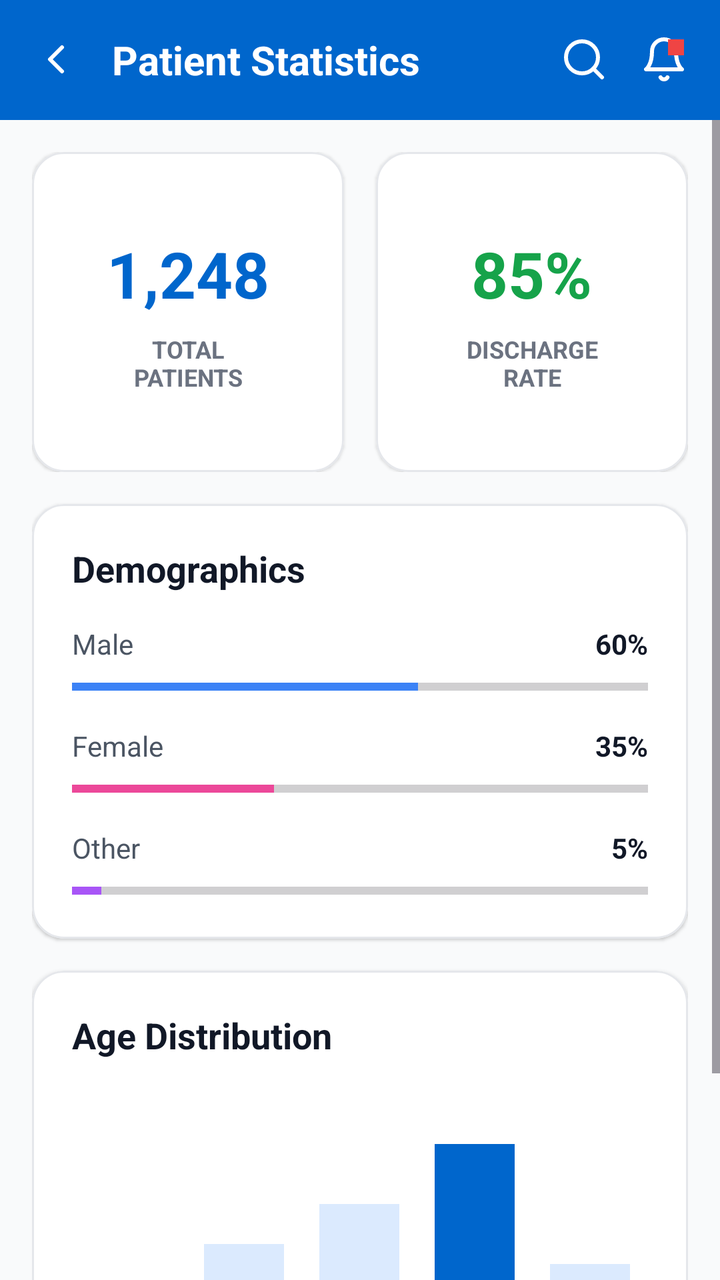
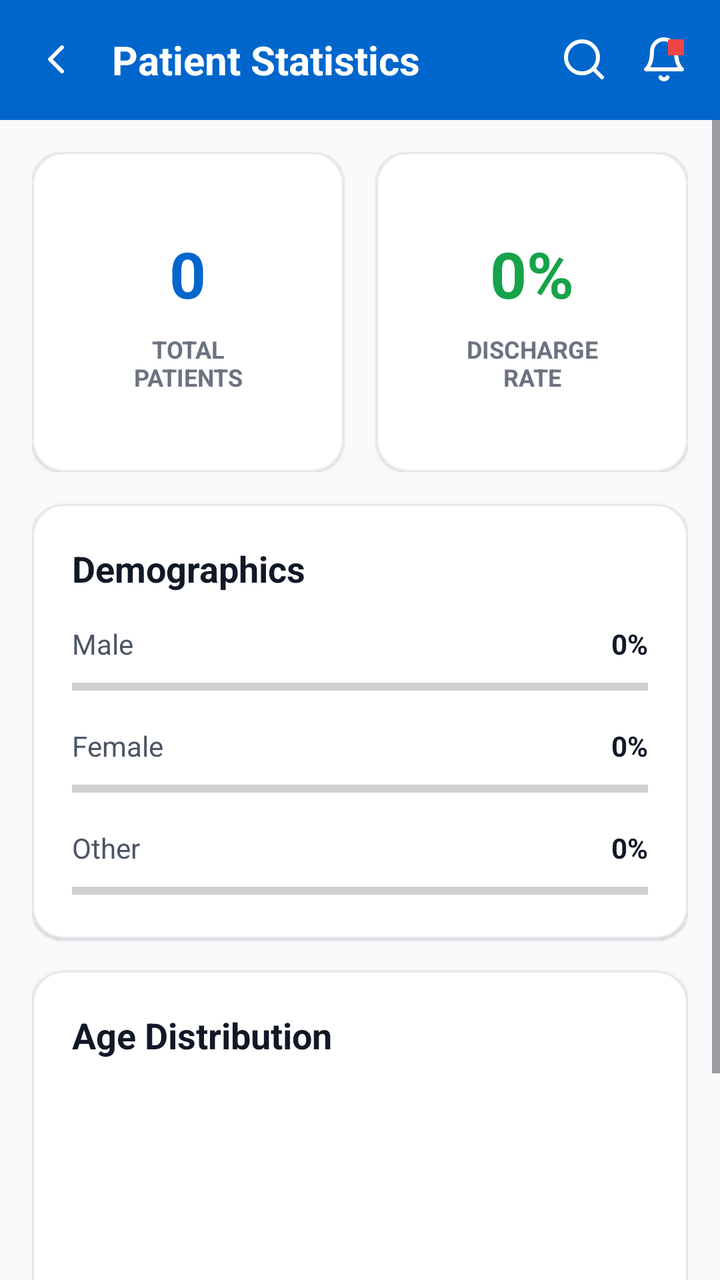

The first picture is an Android layout as it rendered before a commit; the second is the same layout after the commit. The layout source and the unified diff follow.
<!-- AndroidManifest.xml: application theme Theme.Bladder_frontend -->
<!-- res/layout/activity_patient_two.xml -->
<?xml version="1.0" encoding="utf-8"?>
<androidx.constraintlayout.widget.ConstraintLayout xmlns:android="http://schemas.android.com/apk/res/android"
    xmlns:app="http://schemas.android.com/apk/res-auto"
    xmlns:tools="http://schemas.android.com/tools"
    android:layout_width="match_parent"
    android:layout_height="match_parent"
    android:background="#F9FAFB"
    tools:context=".Patient_twoActivity">

    
    <androidx.appcompat.widget.Toolbar
        android:id="@+id/toolbar"
        android:layout_width="match_parent"
        android:layout_height="60dp"
        android:background="#0066CC"
        app:layout_constraintTop_toTopOf="parent">

        <RelativeLayout
            android:layout_width="match_parent"
            android:layout_height="wrap_content"
            android:layout_marginEnd="16dp">

            <ImageView
                android:id="@+id/btn_back"
                android:layout_width="24dp"
                android:layout_height="24dp"
                android:layout_centerVertical="true"
                android:src="@drawable/ic_arrow_back"
                app:tint="#FFFFFF" />

            <TextView
                android:layout_width="wrap_content"
                android:layout_height="wrap_content"
                android:layout_centerVertical="true"
                android:layout_marginStart="16dp"
                android:layout_toEndOf="@id/btn_back"
                android:text="Patient Statistics"
                android:textColor="#FFFFFF"
                android:textSize="20sp"
                android:textStyle="bold" />

            <FrameLayout
                android:id="@+id/notification_container"
                android:layout_width="wrap_content"
                android:layout_height="wrap_content"
                android:layout_alignParentEnd="true"
                android:layout_centerVertical="true">

                <ImageView
                    android:id="@+id/notification_icon"
                    android:layout_width="24dp"
                    android:layout_height="24dp"
                    android:src="@drawable/ic_notifications"
                    app:tint="#FFFFFF" />

                <View
                    android:layout_width="8dp"
                    android:layout_height="8dp"
                    android:layout_gravity="top|end"
                    android:layout_marginTop="2dp"
                    android:layout_marginEnd="2dp"
                    android:background="#EF4444" />
            </FrameLayout>

            <ImageView
                android:id="@+id/search_icon"
                android:layout_width="24dp"
                android:layout_height="24dp"
                android:layout_centerVertical="true"
                android:layout_marginEnd="16dp"
                android:layout_toStartOf="@+id/notification_container"
                android:src="@drawable/ic_search"
                app:tint="#FFFFFF" />

        </RelativeLayout>
    </androidx.appcompat.widget.Toolbar>

    <ScrollView
        android:layout_width="match_parent"
        android:layout_height="0dp"
        app:layout_constraintBottom_toBottomOf="parent"
        app:layout_constraintTop_toBottomOf="@id/toolbar">

        <LinearLayout
            android:layout_width="match_parent"
            android:layout_height="wrap_content"
            android:orientation="vertical"
            android:padding="16dp">

            
            <LinearLayout
                android:layout_width="match_parent"
                android:layout_height="wrap_content"
                android:orientation="horizontal">

                <com.google.android.material.card.MaterialCardView
                    android:layout_width="0dp"
                    android:layout_height="160dp"
                    android:layout_weight="1"
                    android:layout_marginEnd="8dp"
                    app:cardBackgroundColor="#FFFFFF"
                    app:cardCornerRadius="16dp"
                    app:cardElevation="1dp"
                    app:strokeColor="#E5E7EB"
                    app:strokeWidth="1dp">

                    <LinearLayout
                        android:layout_width="match_parent"
                        android:layout_height="match_parent"
                        android:gravity="center"
                        android:orientation="vertical">

                        <TextView
                            android:layout_width="wrap_content"
                            android:layout_height="wrap_content"
                            android:text="1,248"
                            android:textColor="#0066CC"
                            android:textSize="32sp"
                            android:textStyle="bold" />

                        <TextView
                            android:layout_width="wrap_content"
                            android:layout_height="wrap_content"
                            android:layout_marginTop="8dp"
                            android:gravity="center"
                            android:text="TOTAL\nPATIENTS"
                            android:textColor="#6B7280"
                            android:textSize="12sp"
                            android:textStyle="bold" />
                    </LinearLayout>
                </com.google.android.material.card.MaterialCardView>

                <com.google.android.material.card.MaterialCardView
                    android:layout_width="0dp"
                    android:layout_height="160dp"
                    android:layout_weight="1"
                    android:layout_marginStart="8dp"
                    app:cardBackgroundColor="#FFFFFF"
                    app:cardCornerRadius="16dp"
                    app:cardElevation="1dp"
                    app:strokeColor="#E5E7EB"
                    app:strokeWidth="1dp">

                    <LinearLayout
                        android:layout_width="match_parent"
                        android:layout_height="match_parent"
                        android:gravity="center"
                        android:orientation="vertical">

                        <TextView
                            android:layout_width="wrap_content"
                            android:layout_height="wrap_content"
                            android:text="85%"
                            android:textColor="#16A34A"
                            android:textSize="32sp"
                            android:textStyle="bold" />

                        <TextView
                            android:layout_width="wrap_content"
                            android:layout_height="wrap_content"
                            android:layout_marginTop="8dp"
                            android:gravity="center"
                            android:text="DISCHARGE\nRATE"
                            android:textColor="#6B7280"
                            android:textSize="12sp"
                            android:textStyle="bold" />
                    </LinearLayout>
                </com.google.android.material.card.MaterialCardView>
            </LinearLayout>

            
            <com.google.android.material.card.MaterialCardView
                android:layout_width="match_parent"
                android:layout_height="wrap_content"
                android:layout_marginTop="16dp"
                app:cardBackgroundColor="#FFFFFF"
                app:cardCornerRadius="16dp"
                app:cardElevation="1dp"
                app:strokeColor="#E5E7EB"
                app:strokeWidth="1dp">

                <LinearLayout
                    android:layout_width="match_parent"
                    android:layout_height="wrap_content"
                    android:orientation="vertical"
                    android:padding="20dp">

                    <TextView
                        android:layout_width="wrap_content"
                        android:layout_height="wrap_content"
                        android:text="Demographics"
                        android:textColor="#111827"
                        android:textSize="18sp"
                        android:textStyle="bold" />

                    
                    <RelativeLayout
                        android:layout_width="match_parent"
                        android:layout_height="wrap_content"
                        android:layout_marginTop="16dp">
                        <TextView
                            android:layout_width="wrap_content"
                            android:layout_height="wrap_content"
                            android:text="Male"
                            android:textColor="#4B5563"
                            android:textSize="14sp" />
                        <TextView
                            android:layout_width="wrap_content"
                            android:layout_height="wrap_content"
                            android:layout_alignParentEnd="true"
                            android:text="60%"
                            android:textColor="#111827"
                            android:textSize="14sp"
                            android:textStyle="bold" />
                    </RelativeLayout>
                    <ProgressBar
                        style="?android:attr/progressBarStyleHorizontal"
                        android:layout_width="match_parent"
                        android:layout_height="8dp"
                        android:layout_marginTop="8dp"
                        android:progress="60"
                        android:progressTint="#3B82F6" />

                    
                    <RelativeLayout
                        android:layout_width="match_parent"
                        android:layout_height="wrap_content"
                        android:layout_marginTop="16dp">
                        <TextView
                            android:layout_width="wrap_content"
                            android:layout_height="wrap_content"
                            android:text="Female"
                            android:textColor="#4B5563"
                            android:textSize="14sp" />
                        <TextView
                            android:layout_width="wrap_content"
                            android:layout_height="wrap_content"
                            android:layout_alignParentEnd="true"
                            android:text="35%"
                            android:textColor="#111827"
                            android:textSize="14sp"
                            android:textStyle="bold" />
                    </RelativeLayout>
                    <ProgressBar
                        style="?android:attr/progressBarStyleHorizontal"
                        android:layout_width="match_parent"
                        android:layout_height="8dp"
                        android:layout_marginTop="8dp"
                        android:progress="35"
                        android:progressTint="#EC4899" />

                    
                    <RelativeLayout
                        android:layout_width="match_parent"
                        android:layout_height="wrap_content"
                        android:layout_marginTop="16dp">
                        <TextView
                            android:layout_width="wrap_content"
                            android:layout_height="wrap_content"
                            android:text="Other"
                            android:textColor="#4B5563"
                            android:textSize="14sp" />
                        <TextView
                            android:layout_width="wrap_content"
                            android:layout_height="wrap_content"
                            android:layout_alignParentEnd="true"
                            android:text="5%"
                            android:textColor="#111827"
                            android:textSize="14sp"
                            android:textStyle="bold" />
                    </RelativeLayout>
                    <ProgressBar
                        style="?android:attr/progressBarStyleHorizontal"
                        android:layout_width="match_parent"
                        android:layout_height="8dp"
                        android:layout_marginTop="8dp"
                        android:progress="5"
                        android:progressTint="#A855F7" />

                </LinearLayout>
            </com.google.android.material.card.MaterialCardView>

            
            <com.google.android.material.card.MaterialCardView
                android:layout_width="match_parent"
                android:layout_height="wrap_content"
                android:layout_marginTop="16dp"
                android:layout_marginBottom="16dp"
                app:cardBackgroundColor="#FFFFFF"
                app:cardCornerRadius="16dp"
                app:cardElevation="1dp"
                app:strokeColor="#E5E7EB"
                app:strokeWidth="1dp">

                <LinearLayout
                    android:layout_width="match_parent"
                    android:layout_height="wrap_content"
                    android:orientation="vertical"
                    android:padding="20dp">

                    <TextView
                        android:layout_width="wrap_content"
                        android:layout_height="wrap_content"
                        android:text="Age Distribution"
                        android:textColor="#111827"
                        android:textSize="18sp"
                        android:textStyle="bold" />

                    <LinearLayout
                        android:layout_width="match_parent"
                        android:layout_height="160dp"
                        android:layout_marginTop="24dp"
                        android:gravity="bottom"
                        android:orientation="horizontal">

                        
                        <LinearLayout
                            android:layout_width="0dp"
                            android:layout_height="match_parent"
                            android:layout_weight="1"
                            android:gravity="bottom|center_horizontal"
                            android:orientation="vertical">
                            <View
                                android:layout_width="40dp"
                                android:layout_height="40dp"
                                android:background="#DBEAFE" />
                            <TextView
                                android:layout_width="wrap_content"
                                android:layout_height="wrap_content"
                                android:layout_marginTop="8dp"
                                android:text="0-18"
                                android:textColor="#6B7280"
                                android:textSize="10sp" />
                        </LinearLayout>

                        
                        <LinearLayout
                            android:layout_width="0dp"
                            android:layout_height="match_parent"
                            android:layout_weight="1"
                            android:gravity="bottom|center_horizontal"
                            android:orientation="vertical">
                            <View
                                android:layout_width="40dp"
                                android:layout_height="70dp"
                                android:background="#DBEAFE" />
                            <TextView
                                android:layout_width="wrap_content"
                                android:layout_height="wrap_content"
                                android:layout_marginTop="8dp"
                                android:text="19-30"
                                android:textColor="#6B7280"
                                android:textSize="10sp" />
                        </LinearLayout>

                        
                        <LinearLayout
                            android:layout_width="0dp"
                            android:layout_height="match_parent"
                            android:layout_weight="1"
                            android:gravity="bottom|center_horizontal"
                            android:orientation="vertical">
                            <View
                                android:layout_width="40dp"
                                android:layout_height="90dp"
                                android:background="#DBEAFE" />
                            <TextView
                                android:layout_width="wrap_content"
                                android:layout_height="wrap_content"
                                android:layout_marginTop="8dp"
                                android:text="31-50"
                                android:textColor="#6B7280"
                                android:textSize="10sp" />
                        </LinearLayout>

                        
                        <LinearLayout
                            android:layout_width="0dp"
                            android:layout_height="match_parent"
                            android:layout_weight="1"
                            android:gravity="bottom|center_horizontal"
                            android:orientation="vertical">
                            <View
                                android:layout_width="40dp"
                                android:layout_height="120dp"
                                android:background="#0066CC" />
                            <TextView
                                android:layout_width="wrap_content"
                                android:layout_height="wrap_content"
                                android:layout_marginTop="8dp"
                                android:text="51-70"
                                android:textColor="#6B7280"
                                android:textSize="10sp" />
                        </LinearLayout>

                        
                        <LinearLayout
                            android:layout_width="0dp"
                            android:layout_height="match_parent"
                            android:layout_weight="1"
                            android:gravity="bottom|center_horizontal"
                            android:orientation="vertical">
                            <View
                                android:layout_width="40dp"
                                android:layout_height="60dp"
                                android:background="#DBEAFE" />
                            <TextView
                                android:layout_width="wrap_content"
                                android:layout_height="wrap_content"
                                android:layout_marginTop="8dp"
                                android:text="70+"
                                android:textColor="#6B7280"
                                android:textSize="10sp" />
                        </LinearLayout>

                    </LinearLayout>

                </LinearLayout>
            </com.google.android.material.card.MaterialCardView>

        </LinearLayout>
    </ScrollView>

</androidx.constraintlayout.widget.ConstraintLayout>
<!-- resources referenced by this layout -->
<resources>
  <!-- drawable ic_arrow_back (drawable) -->
  <vector xmlns:android="http://schemas.android.com/apk/res/android"
      android:width="24dp"
      android:height="24dp"
      android:viewportWidth="24"
      android:viewportHeight="24">
    <path
        android:pathData="M15,18l-6,-6l6,-6"
        android:strokeLineJoin="round"
        android:strokeWidth="2"
        android:fillColor="#00000000"
        android:strokeColor="#000000"
        android:strokeLineCap="round"/>
  </vector>
  <!-- drawable ic_notifications (drawable) -->
  <vector xmlns:android="http://schemas.android.com/apk/res/android"
      android:width="24dp"
      android:height="24dp"
      android:viewportWidth="24"
      android:viewportHeight="24">
    <path
        android:pathData="M18,8A6,6 0,0 0,6 8c0,7 -3,9 -3,9h18s-3,-2 -3,-9"
        android:strokeLineJoin="round"
        android:strokeWidth="2"
        android:fillColor="#00000000"
        android:strokeColor="@android:color/white"
        android:strokeLineCap="round"/>
    <path
        android:pathData="M13.73,21a2,2 0,0 1,-3.46 0"
        android:strokeLineJoin="round"
        android:strokeWidth="2"
        android:fillColor="#00000000"
        android:strokeColor="@android:color/white"
        android:strokeLineCap="round"/>
  </vector>
  <!-- drawable ic_search (drawable) -->
  <vector xmlns:android="http://schemas.android.com/apk/res/android"
      android:width="24dp"
      android:height="24dp"
      android:viewportWidth="24"
      android:viewportHeight="24">
    <path
        android:pathData="M11,19C15.4183,19 19,15.4183 19,11C19,6.5817 15.4183,3 11,3C6.5817,3 3,6.5817 3,11C3,15.4183 6.5817,19 11,19Z"
        android:strokeLineJoin="round"
        android:strokeWidth="2"
        android:fillColor="#00000000"
        android:strokeColor="@android:color/white"
        android:strokeLineCap="round"/>
    <path
        android:pathData="M21,21L16.65,16.65"
        android:strokeLineJoin="round"
        android:strokeWidth="2"
        android:fillColor="#00000000"
        android:strokeColor="@android:color/white"
        android:strokeLineCap="round"/>
  </vector>
  <style name="Theme.Bladder_frontend" parent="Base.Theme.Bladder_frontend" />
  <style name="Base.Theme.Bladder_frontend" parent="Theme.Material3.DayNight.NoActionBar">
          
          
      </style>
</resources>

<!-- the commit's change to res/layout/activity_patient_two.xml (unified diff, before → after) -->
@@ -111,9 +111,10 @@
                         android:orientation="vertical">
 
                         <TextView
-                            android:layout_width="wrap_content"
-                            android:layout_height="wrap_content"
-                            android:text="1,248"
+                            android:id="@+id/tv_total_patients"
+                            android:layout_width="wrap_content"
+                            android:layout_height="wrap_content"
+                            android:text="0"
                             android:textColor="#0066CC"
                             android:textSize="32sp"
                             android:textStyle="bold" />
@@ -148,9 +149,10 @@
                         android:orientation="vertical">
 
                         <TextView
-                            android:layout_width="wrap_content"
-                            android:layout_height="wrap_content"
-                            android:text="85%"
+                            android:id="@+id/tv_discharge_rate"
+                            android:layout_width="wrap_content"
+                            android:layout_height="wrap_content"
+                            android:text="0%"
                             android:textColor="#16A34A"
                             android:textSize="32sp"
                             android:textStyle="bold" />
@@ -205,20 +207,22 @@
                             android:textColor="#4B5563"
                             android:textSize="14sp" />
                         <TextView
+                            android:id="@+id/tv_male_pct"
                             android:layout_width="wrap_content"
                             android:layout_height="wrap_content"
                             android:layout_alignParentEnd="true"
-                            android:text="60%"
+                            android:text="0%"
                             android:textColor="#111827"
                             android:textSize="14sp"
                             android:textStyle="bold" />
                     </RelativeLayout>
                     <ProgressBar
+                        android:id="@+id/pb_male"
                         style="?android:attr/progressBarStyleHorizontal"
                         android:layout_width="match_parent"
                         android:layout_height="8dp"
                         android:layout_marginTop="8dp"
-                        android:progress="60"
+                        android:progress="0"
                         android:progressTint="#3B82F6" />
 
                     
@@ -233,20 +237,22 @@
                             android:textColor="#4B5563"
                             android:textSize="14sp" />
                         <TextView
+                            android:id="@+id/tv_female_pct"
                             android:layout_width="wrap_content"
                             android:layout_height="wrap_content"
                             android:layout_alignParentEnd="true"
-                            android:text="35%"
+                            android:text="0%"
                             android:textColor="#111827"
                             android:textSize="14sp"
                             android:textStyle="bold" />
                     </RelativeLayout>
                     <ProgressBar
+                        android:id="@+id/pb_female"
                         style="?android:attr/progressBarStyleHorizontal"
                         android:layout_width="match_parent"
                         android:layout_height="8dp"
                         android:layout_marginTop="8dp"
-                        android:progress="35"
+                        android:progress="0"
                         android:progressTint="#EC4899" />
 
                     
@@ -261,20 +267,22 @@
                             android:textColor="#4B5563"
                             android:textSize="14sp" />
                         <TextView
+                            android:id="@+id/tv_other_pct"
                             android:layout_width="wrap_content"
                             android:layout_height="wrap_content"
                             android:layout_alignParentEnd="true"
-                            android:text="5%"
+                            android:text="0%"
                             android:textColor="#111827"
                             android:textSize="14sp"
                             android:textStyle="bold" />
                     </RelativeLayout>
                     <ProgressBar
+                        android:id="@+id/pb_other"
                         style="?android:attr/progressBarStyleHorizontal"
                         android:layout_width="match_parent"
                         android:layout_height="8dp"
                         android:layout_marginTop="8dp"
-                        android:progress="5"
+                        android:progress="0"
                         android:progressTint="#A855F7" />
 
                 </LinearLayout>
@@ -321,8 +329,9 @@
                             android:gravity="bottom|center_horizontal"
                             android:orientation="vertical">
                             <View
+                                android:id="@+id/bar_0_18"
                                 android:layout_width="40dp"
-                                android:layout_height="40dp"
+                                android:layout_height="0dp"
                                 android:background="#DBEAFE" />
                             <TextView
                                 android:layout_width="wrap_content"
@@ -341,8 +350,9 @@
                             android:gravity="bottom|center_horizontal"
                             android:orientation="vertical">
                             <View
+                                android:id="@+id/bar_19_30"
                                 android:layout_width="40dp"
-                                android:layout_height="70dp"
+                                android:layout_height="0dp"
                                 android:background="#DBEAFE" />
                             <TextView
                                 android:layout_width="wrap_content"
@@ -361,8 +371,9 @@
                             android:gravity="bottom|center_horizontal"
                             android:orientation="vertical">
                             <View
+                                android:id="@+id/bar_31_50"
                                 android:layout_width="40dp"
-                                android:layout_height="90dp"
+                                android:layout_height="0dp"
                                 android:background="#DBEAFE" />
                             <TextView
                                 android:layout_width="wrap_content"
@@ -381,8 +392,9 @@
                             android:gravity="bottom|center_horizontal"
                             android:orientation="vertical">
                             <View
+                                android:id="@+id/bar_51_70"
                                 android:layout_width="40dp"
-                                android:layout_height="120dp"
+                                android:layout_height="0dp"
                                 android:background="#0066CC" />
                             <TextView
                                 android:layout_width="wrap_content"
@@ -401,8 +413,9 @@
                             android:gravity="bottom|center_horizontal"
                             android:orientation="vertical">
                             <View
+                                android:id="@+id/bar_70_plus"
                                 android:layout_width="40dp"
-                                android:layout_height="60dp"
+                                android:layout_height="0dp"
                                 android:background="#DBEAFE" />
                             <TextView
                                 android:layout_width="wrap_content"
<!-- resource entries referenced after the edit -->
@@ -59,7 +59,8 @@
   <style name="Theme.Bladder_frontend" parent="Base.Theme.Bladder_frontend" />
   <style name="Base.Theme.Bladder_frontend" parent="Theme.Material3.DayNight.NoActionBar">
           
-          
+          <item name="colorPrimary">@color/colorPrimary</item>
       </style>
+  <color name="colorPrimary">#0066CC</color>
 </resources>
 
